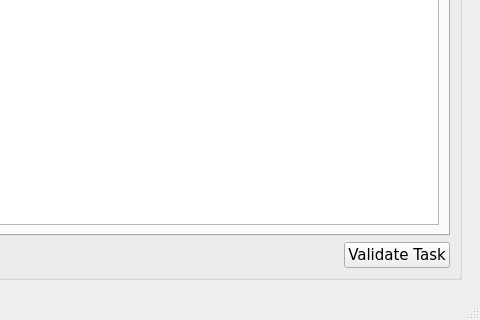
Qt form CLOCKWORK_SEMESTER/dashboard_updated.ui (AmielJohnPadasay/ClockWork) before a commit; both pictures show x 325 to 805 and y 351 to 671 of the 805 by 671 pixel window.
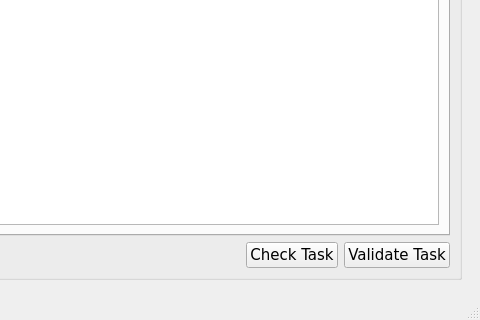
The same form after that commit. The open tabs and pages were chosen to show the change. Icons and pictures are not drawn.

Commit message: bug fixes and added check btn

The edit to the form file:
```diff
--- a/CLOCKWORK_SEMESTER/dashboard_updated.ui
+++ b/CLOCKWORK_SEMESTER/dashboard_updated.ui
@@ -536,6 +536,13 @@
              </property>
             </widget>
            </item>
+           <item row="3" column="1">
+            <widget class="QPushButton" name="check_task_btn">
+             <property name="text">
+              <string>Check Task</string>
+             </property>
+            </widget>
+           </item>
           </layout>
          </widget>
         </item>
```
Left out of the diff: 2 changed lines with no effect on the pictures. The commit also changes 6 other files.
